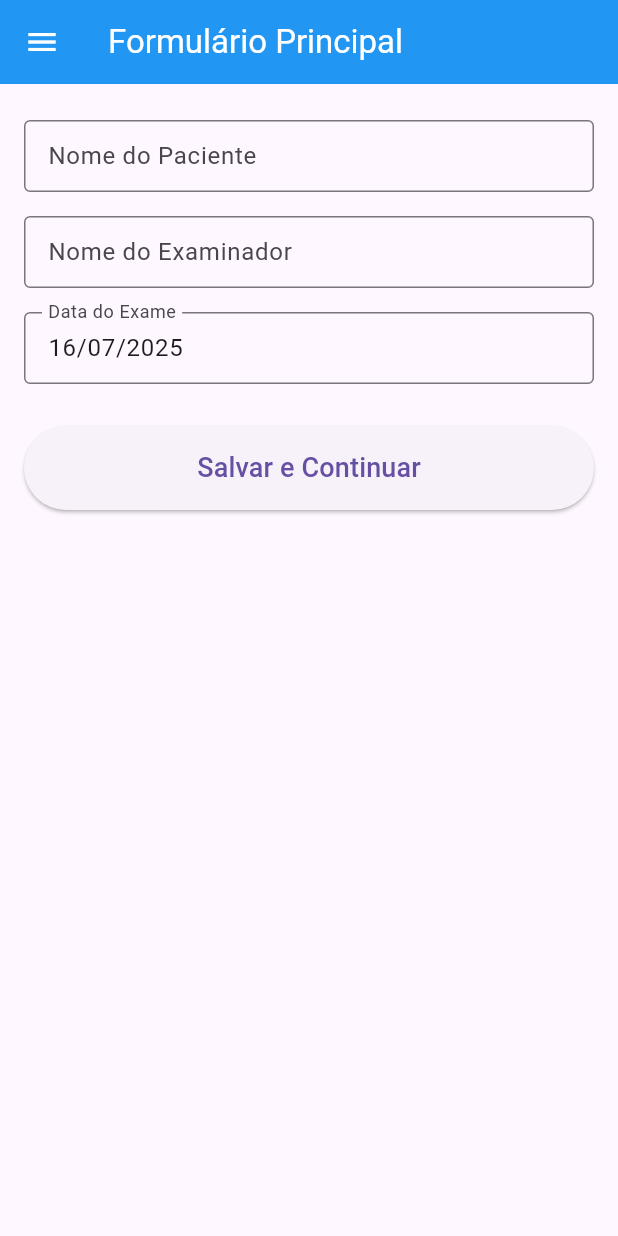
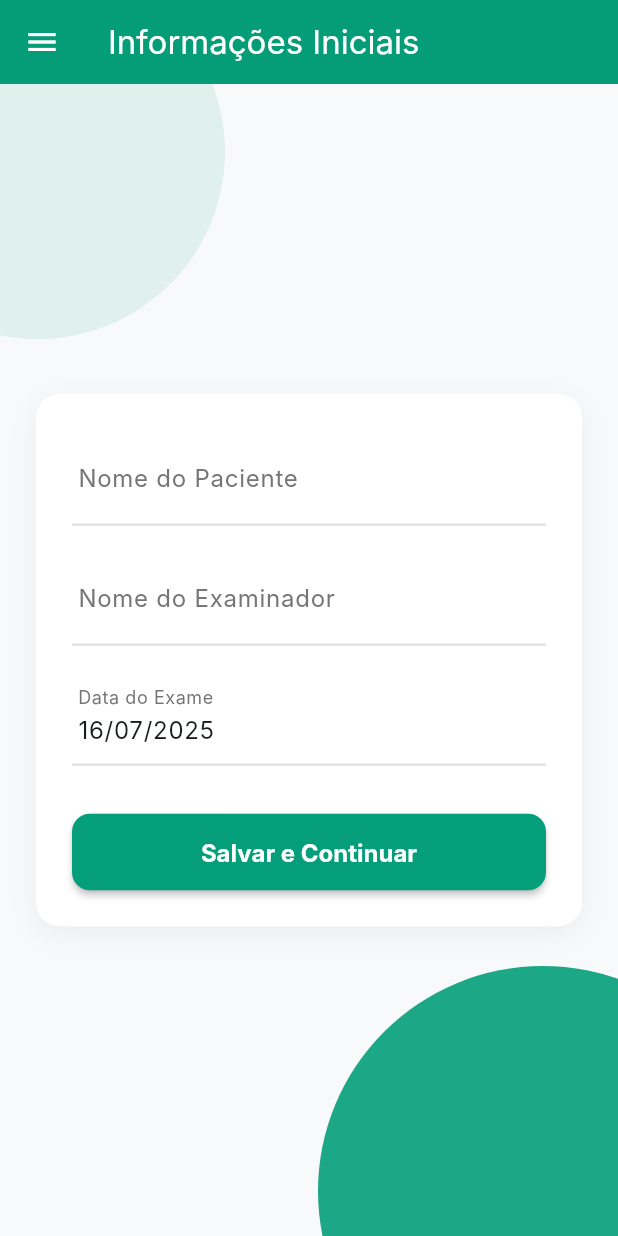
Before and after one commit to Leticia-Arisa-K-Higa/bem-te-vi, a Flutter app: the screen it shows after launch, on a phone screen of 412 x 824 dp. Run offline on Flutter 3.47's test engine with Material 3 defaults, Android fonts, the light colour scheme and no system bars; Roboto replaces fonts that are missing (Inter).

Commit message:
update: Melhorar o design dos formulários

```diff
--- a/lib/core/constants/app_strings.dart
+++ b/lib/core/constants/app_strings.dart
@@ -1,22 +1,27 @@
 // lib/core/constants/app_strings.dart
+
+import 'dart:ui';
 
 class AppStrings {
   static const String appTitle = 'ISNCSCI App';
 
   // Home Screen
-  static const String homeTitle = 'Formulário Principal';
+  static const String homeTitle = 'Informações Iniciais';
   static const String patientNameLabel = 'Nome do Paciente';
   static const String examinerNameLabel = 'Nome do Examinador';
   static const String examDateLabel = 'Data do Exame';
   static const String saveAndContinueButton = 'Salvar e Continuar';
   static const String pleaseFillFields = 'Por favor, preencha todos os campos.';
 
+  // Colors
+  static const Color emeraldGreen = Color(0xFF049F7A);
+  static const Color lightBackground = Color(0xFFF8F9FA);
+
   // Drawer
-  static const String drawerHeader = 'Navegação';
-  static const String homeDrawerItem = 'Início';
-  static const String asiaFormDrawerItem = 'Formulário ASIA';
-  static const String otherFormsDrawerItem =
-      'Outros Formulários'; // Placeholder
+  static const String drawerHeader = 'Formulários';
+  static const String homeDrawerItem = 'Informações Iniciais';
+  static const String asiaFormDrawerItem = 'ASIA';
+  static const String otherFormsDrawerItem = 'Outros Formulários';
 
   // ASIA Form Screen
   static const String asiaFormTitle = 'Classificação ISNCSCI (ASIA)';
@@ -25,13 +30,11 @@ class AppStrings {
   static const String keyMusclesLabel = 'Músculos-chave';
   static const String keySensoryPointsLabel = 'Pontos Sensoriais-chave';
   static const String lightTouchLabel = 'Toque Leve (TL)';
-  static const String pinPrickLabel = 'Picada (P P)';
+  static const String pinPrickLabel = 'Picada (PP)';
   static const String rightSideLabel = 'Direita';
   static const String leftSideLabel = 'Esquerda';
-  static const String totalsLabelRight =
-      'DIREITA TOTAIS'; // Atualizado para o seu request
-  static const String totalsLabelLeft =
-      'ESQUERDA TOTAIS'; // Atualizado para o seu request
+  static const String totalsLabelRight = 'DIREITA TOTAIS';
+  static const String totalsLabelLeft = 'ESQUERDA TOTAIS';
   static const String maximumLabel = '(Máximo)';
   static const String vacLabel = '(VAC) Contração Anal Voluntária';
   static const String dapLabel = '(DAP) Pressão Anal Profunda';
@@ -124,9 +127,8 @@ class AppStrings {
 
   static const List<String> analSensationOptions = [vacYes, vacNo, vacNt];
 
-  // --- A CONSTANTE 'lowestNonKeyMuscleOptions' QUE ESTAVA FALTANDO ---
   static const Map<String, String> lowestNonKeyMuscleOptions = {
-    '0': 'Nenhum', // Adicione 'Nenhum' como primeira opção ou ajuste
+    '0': 'Nenhum',
     '4':
         'C5 - Ombro: Flexão, extensão, abdução, adução, rotação interna e externa - Cotovelo: Supinação',
     '5': 'C6 - Cotovelo: Pronação - Punho: Flexão',
--- a/lib/main.dart
+++ b/lib/main.dart
@@ -1,11 +1,10 @@
-// lib/main.dart
 import 'package:flutter/material.dart';
 import 'package:provider/provider.dart';
 import 'package:bem_te_vi/core/constants/app_strings.dart';
 import 'package:bem_te_vi/core/providers/patient_form_provider.dart';
 import 'package:bem_te_vi/core/providers/asia_form_provider.dart';
 import 'package:bem_te_vi/presentation/screens/home_screen.dart';
-import 'package:bem_te_vi/presentation/screens/asia_form_screen.dart'; // Certifique-se de importar se AsiaFormScreen não for a home
+import 'package:bem_te_vi/presentation/screens/asia_form_screen.dart';
 
 void main() {
   runApp(const MyApp());
@@ -24,19 +23,72 @@ class MyApp extends StatelessWidget {
       child: MaterialApp(
         title: AppStrings.appTitle,
         theme: ThemeData(
-          primarySwatch: Colors.blue, // Primary color para a app bar
-          visualDensity: VisualDensity.adaptivePlatformDensity,
+          fontFamily: 'Inter',
+          primaryColor: AppStrings.emeraldGreen,
+          scaffoldBackgroundColor: AppStrings.lightBackground,
+
           appBarTheme: const AppBarTheme(
-            backgroundColor: Colors.blue, // Cor de fundo da AppBar
-            foregroundColor: Colors.white, // Cor dos ícones e texto na AppBar
+            backgroundColor: AppStrings.emeraldGreen,
+            foregroundColor: Colors.white,
+            elevation: 1,
           ),
-          // Adicione mais estilos de tema aqui para consistência
+
+          inputDecorationTheme: InputDecorationTheme(
+            labelStyle: TextStyle(color: Colors.grey.shade600),
+            filled: false,
+            enabledBorder: UnderlineInputBorder(
+              borderSide: BorderSide(color: Colors.grey.shade300, width: 1.5),
+            ),
+            focusedBorder: const UnderlineInputBorder(
+              borderSide: BorderSide(
+                color: AppStrings.emeraldGreen,
+                width: 2.0,
+              ),
+            ),
+            contentPadding: const EdgeInsets.symmetric(
+              vertical: 12.0,
+              horizontal: 4.0,
+            ),
+          ),
+
+          elevatedButtonTheme: ElevatedButtonThemeData(
+            style: ElevatedButton.styleFrom(
+              backgroundColor: AppStrings.emeraldGreen,
+              foregroundColor: Colors.white,
+              padding: const EdgeInsets.symmetric(vertical: 16),
+              shape: RoundedRectangleBorder(
+                borderRadius: BorderRadius.circular(12.0),
+              ),
+              elevation: 2,
+              textStyle: const TextStyle(
+                fontSize: 16,
+                fontWeight: FontWeight.bold,
+                fontFamily: 'Inter',
+              ),
+            ),
+          ),
+
+          datePickerTheme: DatePickerThemeData(
+            headerBackgroundColor: AppStrings.emeraldGreen,
+            headerForegroundColor: Colors.white,
+            shape: RoundedRectangleBorder(
+              borderRadius: BorderRadius.circular(16),
+            ),
+          ),
+
+          colorScheme: ColorScheme.fromSeed(
+            seedColor: AppStrings.emeraldGreen,
+            primary: AppStrings.emeraldGreen,
+            background: AppStrings.lightBackground,
+          ),
+          useMaterial3: true,
         ),
         initialRoute: '/',
         routes: {
           '/': (context) => const HomeScreen(),
           '/asia_form': (context) => const AsiaFormScreen(),
         },
+        debugShowCheckedModeBanner: false,
       ),
     );
   }
--- a/lib/presentation/common_widgets/custom_text_field.dart
+++ b/lib/presentation/common_widgets/custom_text_field.dart
@@ -1,8 +1,6 @@
-// lib/presentation/common_widgets/custom_text_field.dart
-
 import 'package:flutter/material.dart';
 
-class CustomTextField extends StatelessWidget {
+class CustomTextField extends StatefulWidget {
   final String labelText;
   final TextEditingController? controller;
   final String? initialValue;
@@ -10,7 +8,7 @@ class CustomTextField extends StatelessWidget {
   final bool readOnly;
   final VoidCallback? onTap;
   final TextInputType? keyboardType;
-  final int? maxLines; // <--- ADICIONE ESTA PROPRIEDADE
+  final int? maxLines;
 
   const CustomTextField({
     super.key,
@@ -21,35 +19,44 @@ class CustomTextField extends StatelessWidget {
     this.readOnly = false,
     this.onTap,
     this.keyboardType,
-    this.maxLines = 1, // <--- E INICIALIZE COM UM VALOR PADRÃO (geralmente 1)
+    this.maxLines = 1,
   });
 
   @override
+  State<CustomTextField> createState() => _CustomTextFieldState();
+}
+
+class _CustomTextFieldState extends State<CustomTextField> {
+  late final TextEditingController _internalController;
+
+  @override
+  void initState() {
+    super.initState();
+    _internalController =
+        widget.controller ??
+        TextEditingController(text: widget.initialValue ?? '');
+  }
+
+  @override
+  void dispose() {
+    if (widget.controller == null) {
+      _internalController.dispose();
+    }
+    super.dispose();
+  }
+
+  @override
   Widget build(BuildContext context) {
-    final TextEditingController? effectiveController =
-        controller ??
-        (initialValue != null
-            ? TextEditingController(text: initialValue)
-            : null);
-
-    return Padding(
-      padding: const EdgeInsets.symmetric(vertical: 8.0),
-      child: TextField(
-        controller: effectiveController,
-        readOnly: readOnly,
-        onTap: onTap,
-        onChanged: onChanged,
-        keyboardType: keyboardType,
-        maxLines: maxLines, // <--- PASSE A PROPRIEDADE AQUI
-        decoration: InputDecoration(
-          labelText: labelText,
-          border: const OutlineInputBorder(),
-          contentPadding: const EdgeInsets.symmetric(
-            horizontal: 12,
-            vertical: 10,
-          ),
-        ),
-      ),
+    return TextField(
+      controller: _internalController,
+      readOnly: widget.readOnly,
+      onTap: widget.onTap,
+      onChanged: widget.onChanged,
+      keyboardType: widget.keyboardType,
+      maxLines: widget.maxLines,
+      textDirection: TextDirection.ltr,
+      textAlign: TextAlign.left,
+      decoration: InputDecoration(labelText: widget.labelText),
     );
   }
 }
--- a/lib/presentation/screens/home_screen.dart
+++ b/lib/presentation/screens/home_screen.dart
@@ -6,32 +6,94 @@ import 'package:flutter/material.dart';
 import 'package:provider/provider.dart';
 import 'package:intl/intl.dart';
 
-class HomeScreen extends StatelessWidget {
+class HomeScreen extends StatefulWidget {
   const HomeScreen({super.key});
 
   @override
-  Widget build(BuildContext context) {
-    final patientProvider = Provider.of<PatientFormProvider>(context);
+  State<HomeScreen> createState() => _HomeScreenState();
+}
 
-    // Controladores para os campos de texto
-    final TextEditingController patientNameController = TextEditingController(
+class _HomeScreenState extends State<HomeScreen> {
+  late TextEditingController patientNameController;
+  late TextEditingController examinerNameController;
+  late TextEditingController examDateController;
+
+  @override
+  void initState() {
+    super.initState();
+    final patientProvider = context.read<PatientFormProvider>();
+    patientNameController = TextEditingController(
       text: patientProvider.patientData.patientName,
     );
-    final TextEditingController examinerNameController = TextEditingController(
+    examinerNameController = TextEditingController(
       text: patientProvider.patientData.examinerName,
     );
-    final TextEditingController examDateController = TextEditingController(
+    examDateController = TextEditingController(
       text: DateFormat(
         'dd/MM/yyyy',
       ).format(patientProvider.patientData.examDate),
     );
+  }
+
+  @override
+  void dispose() {
+    patientNameController.dispose();
+    examinerNameController.dispose();
+    examDateController.dispose();
+    super.dispose();
+  }
+
+  @override
+  Widget build(BuildContext context) {
+    final patientProvider = context.watch<PatientFormProvider>();
 
     return Scaffold(
       appBar: AppBar(title: const Text(AppStrings.homeTitle)),
-      drawer: const AppDrawer(), // Sidebar
-      body: Padding(
-        padding: const EdgeInsets.all(16.0),
+      drawer: const AppDrawer(),
+      body: Stack(
+        children: [
+          Positioned(
+            top: -80,
+            left: -100,
+            child: Container(
+              width: 250,
+              height: 250,
+              decoration: BoxDecoration(
+                color: AppStrings.emeraldGreen.withOpacity(0.1),
+                shape: BoxShape.circle,
+              ),
+            ),
+          ),
+          Positioned(
+            bottom: -120,
+            right: -100,
+            child: Container(
+              width: 300,
+              height: 300,
+              decoration: BoxDecoration(
+                color: AppStrings.emeraldGreen.withOpacity(0.9),
+                shape: BoxShape.circle,
+              ),
+            ),
+          ),
+          Center(
+            child: SingleChildScrollView(
+              padding: const EdgeInsets.symmetric(horizontal: 24.0),
+              child: Container(
+                padding: const EdgeInsets.all(24.0),
+                decoration: BoxDecoration(
+                  color: Colors.white,
+                  borderRadius: BorderRadius.circular(16.0),
+                  boxShadow: [
+                    BoxShadow(
+                      color: Colors.black.withOpacity(0.05),
+                      blurRadius: 15,
+                      offset: const Offset(0, 5),
+                    ),
+                  ],
+                ),
                 child: Column(
+                  mainAxisSize: MainAxisSize.min,
                   crossAxisAlignment: CrossAxisAlignment.stretch,
                   children: [
                     CustomTextField(
@@ -39,11 +101,13 @@ class HomeScreen extends StatelessWidget {
                       controller: patientNameController,
                       onChanged: patientProvider.updatePatientName,
                     ),
+                    const SizedBox(height: 16),
                     CustomTextField(
                       labelText: AppStrings.examinerNameLabel,
                       controller: examinerNameController,
                       onChanged: patientProvider.updateExaminerName,
                     ),
+                    const SizedBox(height: 16),
                     CustomTextField(
                       labelText: AppStrings.examDateLabel,
                       controller: examDateController,
@@ -63,35 +127,30 @@ class HomeScreen extends StatelessWidget {
                         }
                       },
                     ),
-            const SizedBox(height: 20),
+                    const SizedBox(height: 32),
                     ElevatedButton(
                       onPressed: () {
                         if (patientNameController.text.isEmpty ||
-                    examinerNameController.text.isEmpty ||
-                    examDateController.text.isEmpty) {
+                            examinerNameController.text.isEmpty) {
                           ScaffoldMessenger.of(context).showSnackBar(
-                    const SnackBar(content: Text(AppStrings.pleaseFillFields)),
+                            const SnackBar(
+                              content: Text(AppStrings.pleaseFillFields),
+                            ),
                           );
                         } else {
-                  patientProvider
-                      .savePatientData(); // Chama o método para "salvar"
-                  Navigator.pushNamed(
-                    context,
-                    '/asia_form',
-                  ); // Navega para o formulário ASIA
+                          patientProvider.savePatientData();
+                          Navigator.pushNamed(context, '/asia_form');
                         }
                       },
-              style: ElevatedButton.styleFrom(
-                padding: const EdgeInsets.symmetric(vertical: 15),
+                      child: const Text(AppStrings.saveAndContinueButton),
                     ),
-              child: const Text(
-                AppStrings.saveAndContinueButton,
-                style: TextStyle(fontSize: 18),
+                  ],
+                ),
+              ),
             ),
           ),
         ],
       ),
-      ),
     );
   }
 }
```
Also changed, not shown: lib/presentation/common_widgets/app_drawer.dart (+9 -12 lines), lib/presentation/screens/asia_form_screen.dart (+142 -124 lines), lib/presentation/widgets/level_input_card.dart (+3 -19 lines). Lines whose indentation alone changed are shown as unchanged.
